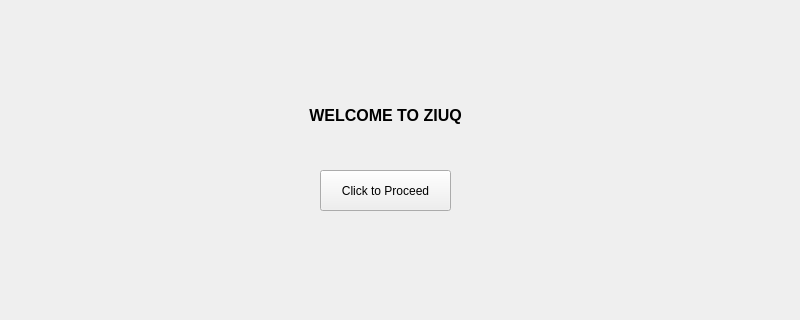
First picture: the form in mainwindow.ui, repository VIGNESHWAR2407/QT-Quiz_Game, before the edit; both pictures show x 0 to 800 and y 90 to 410 of the 800 by 600 pixel window.
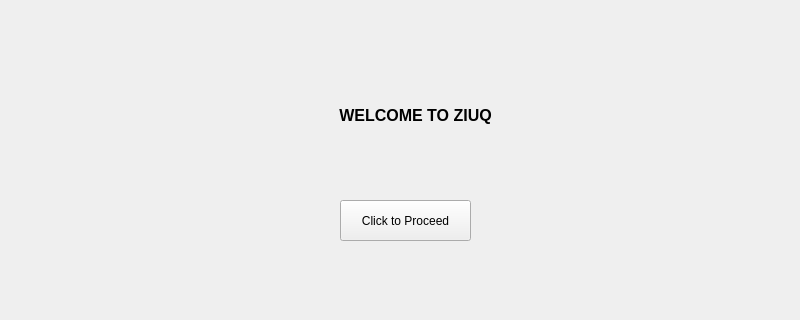
Second picture: the form after the edit.

What changed in the file:
```diff
--- a/mainwindow.ui
+++ b/mainwindow.ui
@@ -17,7 +17,7 @@
    <widget class="QLabel" name="label">
     <property name="geometry">
      <rect>
-      <x>160</x>
+      <x>190</x>
       <y>170</y>
       <width>451</width>
       <height>71</height>
@@ -40,8 +40,8 @@
    <widget class="QPushButton" name="proceed">
     <property name="geometry">
      <rect>
-      <x>320</x>
-      <y>260</y>
+      <x>340</x>
+      <y>290</y>
       <width>131</width>
       <height>41</height>
      </rect>
```
